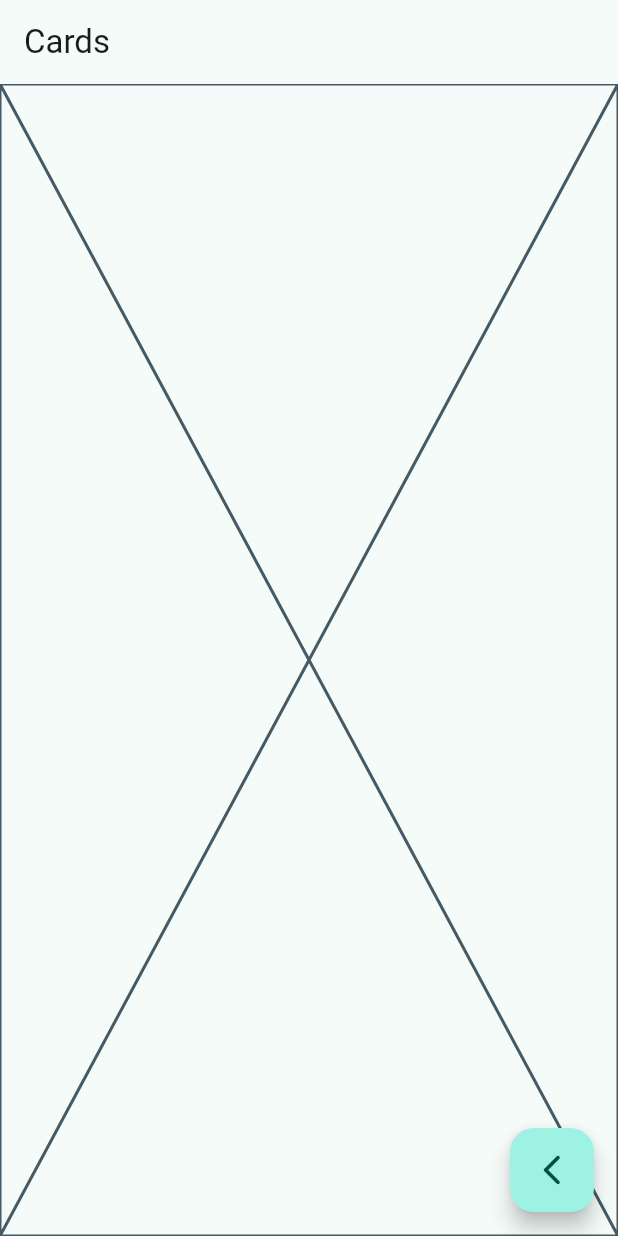
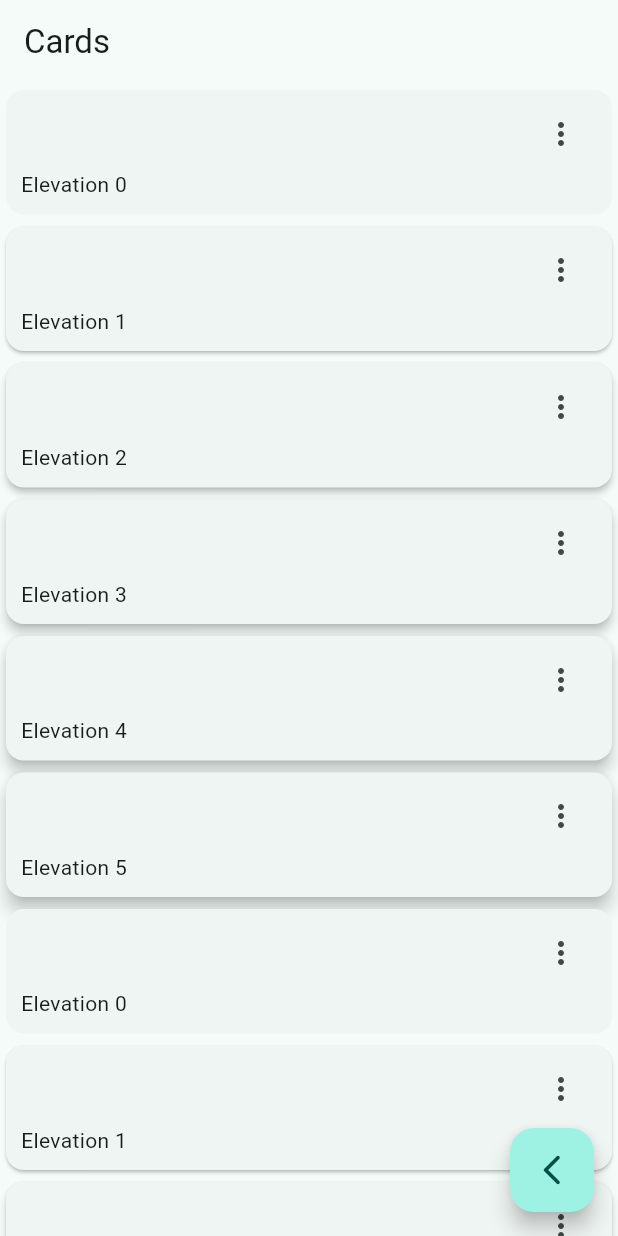
Before and after one commit to EyYiCi/dart_widgets_practice, a Flutter app: the CardsScreen screen opened by its route, on a phone screen of 412 x 824 dp. Run offline on Flutter 3.47's test engine with Material 3 defaults, Android fonts, the phone set to English and light mode, and no system bars; our stand-ins replace go_router.

Commit message:
add: cards

```diff
--- a/lib/presentation/screens/cards/cards_screen.dart
+++ b/lib/presentation/screens/cards/cards_screen.dart
@@ -1,6 +1,18 @@
 
 import 'package:flutter/material.dart';
 import 'package:go_router/go_router.dart';
+
+
+const cards =<Map<String, dynamic>>[
+  {'elevation': 0.0, 'label': 'Elevation 0'},
+  {'elevation': 1.0, 'label': 'Elevation 1'},
+  {'elevation': 2.0, 'label': 'Elevation 2'},
+  {'elevation': 3.0, 'label': 'Elevation 3'},
+  {'elevation': 4.0, 'label': 'Elevation 4'},
+  {'elevation': 5.0, 'label': 'Elevation 5'},
+
+];
+
 
 class CardsScreen extends StatelessWidget {
   static const String name = 'cards_screen';
@@ -29,6 +41,61 @@ class _ButtonView extends StatelessWidget {
 
   @override
   Widget build(BuildContext context) {
-    return const Placeholder();
+    return _CardsView();
   }
 }
+
+class _CardsView extends StatelessWidget {
+  const _CardsView();
+
+  @override
+  Widget build(BuildContext context) {
+    return SingleChildScrollView(
+      child: Column(
+        children: [
+          ...cards.map(
+            (card) => _CardType1(label: card['label'], elevation: card['elevation'])
+          ),
+                  ...cards.map(
+            (card) => _CardType1(label: card['label'], elevation: card['elevation'])
+          ),
+        ],
+      ),
+    );
+  }
+}
+
+class _CardType1 extends StatelessWidget {
+  final String label;
+  final double elevation;
+
+  const _CardType1({
+    required this.label,
+    required this.elevation
+  });
+
+
+  @override
+  Widget build(BuildContext context) {
+    return Card(
+      elevation:elevation,
+      child:  Padding(
+        padding: const EdgeInsets.fromLTRB(10, 5, 10, 10),
+        child:  Column(
+          children: [
+           Align(
+            alignment: Alignment.topRight,
+            child: IconButton(
+              icon:const Icon(Icons.more_vert_outlined),
+              onPressed: (){},
+              ),
+            ),
+            Align(
+              alignment: Alignment.bottomLeft,
+              child: Text(label)
+            )
+          ],),
+        ),
+    );
+  }
+}
--- a/lib/presentation/screens/home/home_screen.dart
+++ b/lib/presentation/screens/home/home_screen.dart
@@ -56,7 +56,7 @@ class _CustomListTitle extends StatelessWidget {
       title: Text(menuItem.title),
       subtitle: Text(menuItem.subTitle),
       onTap: (){
-        context.pushNamed(ButtonScreen.name);
+        context.pushNamed(CardsScreen.name);
       },
     );
   }
```
